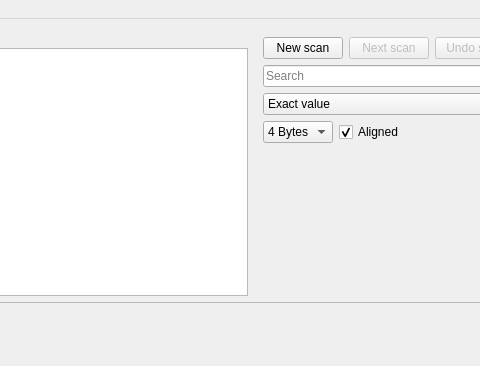
The window that src/gui/ui/widgets/mainwindow.ui (vikke1234/memory-scanner) describes before a commit, drawn with Qt 5; both pictures show x 149 to 629 and y 0 to 366 of the 800 by 600 pixel window.
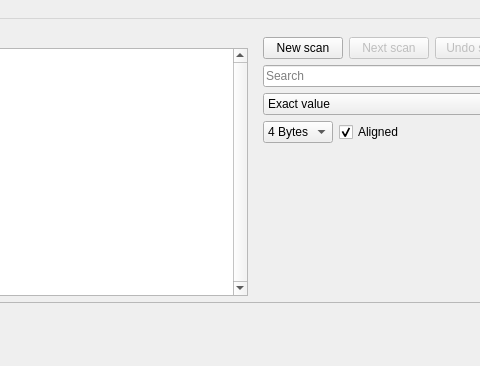
The same window after the commit.

```diff
--- a/src/gui/ui/widgets/mainwindow.ui
+++ b/src/gui/ui/widgets/mainwindow.ui
@@ -34,6 +34,15 @@
         </item>
         <item>
          <widget class="QTableView" name="found_table">
+          <property name="verticalScrollBarPolicy">
+           <enum>Qt::ScrollBarAlwaysOn</enum>
+          </property>
+          <property name="horizontalScrollBarPolicy">
+           <enum>Qt::ScrollBarAsNeeded</enum>
+          </property>
+          <property name="sizeAdjustPolicy">
+           <enum>QAbstractScrollArea::AdjustIgnored</enum>
+          </property>
           <property name="alternatingRowColors">
            <bool>true</bool>
           </property>
@@ -43,6 +52,9 @@
           <property name="selectionBehavior">
            <enum>QAbstractItemView::SelectRows</enum>
           </property>
+          <property name="showGrid">
+           <bool>false</bool>
+          </property>
           <property name="gridStyle">
            <enum>Qt::NoPen</enum>
           </property>
```
Left out of the diff: 9 changed lines with no effect on the pictures.
